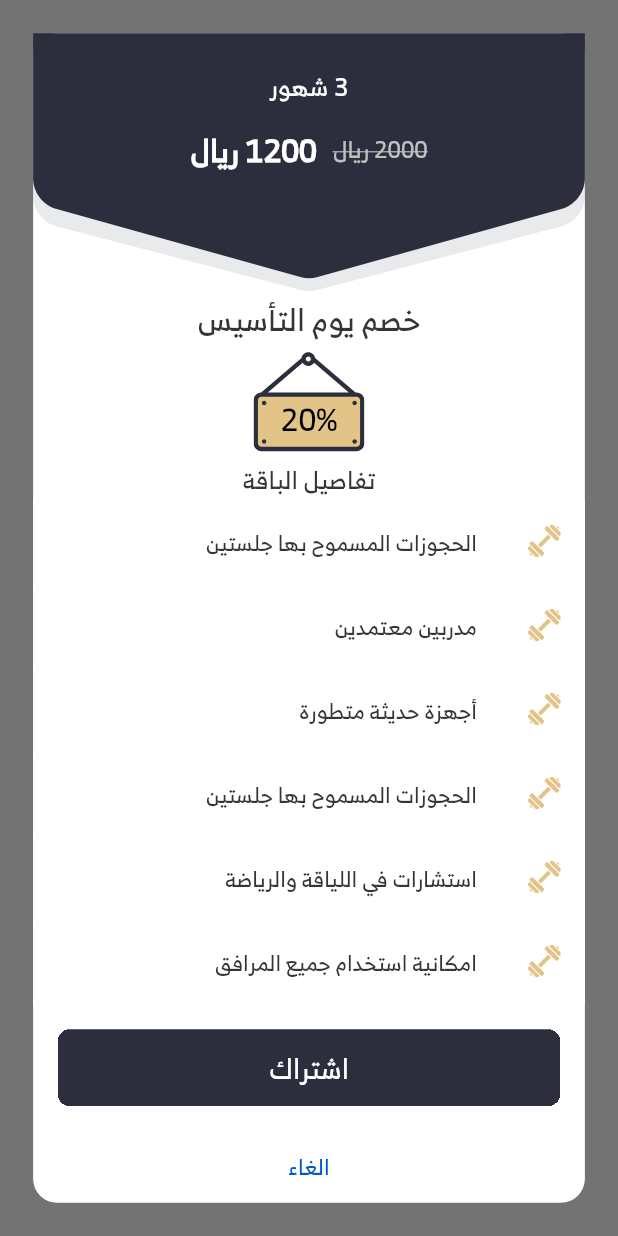
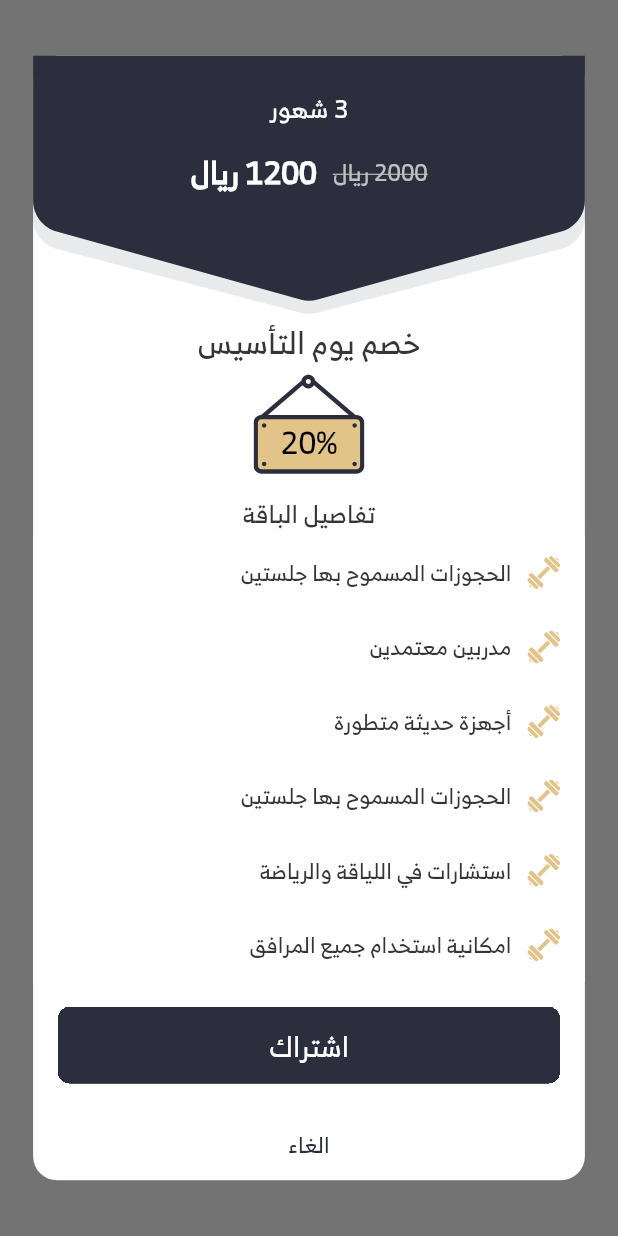
Before and after one commit to HodaTabasi/Naz_gem, a Flutter app: what showDitailsDialog() shows on an empty page, opened directly, on a phone screen of 412 x 824 dp. Run offline on Flutter 3.47's test engine with Material 2 defaults, Android fonts, the phone set to English and light mode, and no system bars; our stand-ins replace carousel_slider, flutter_screenutil, flutter_svg, get, qr_flutter; network calls fail; project files that could hold a hidden picture were left out.

Commit message:
بعض من التعديلات

```diff
--- a/lib/core/widgets/app_button.dart
+++ b/lib/core/widgets/app_button.dart
@@ -18,7 +18,7 @@ class BtnApp extends StatelessWidget {
     return SizedBox(
       width: double.infinity,
       child: Container(
-        margin: EdgeInsets.all(16.0.r),
+        margin: EdgeInsets.symmetric(vertical: 16.0.r),
         height: 50.h,
         child: ClipRRect(
           borderRadius: BorderRadius.circular(8.0.r),
--- a/lib/features/auth/ui/pages/login.dart
+++ b/lib/features/auth/ui/pages/login.dart
@@ -97,6 +97,7 @@ class _LoginScreenState extends State<LoginScreen> {
                       child: AppTextField(
                         textController: _mobileController,
                         hint: '',
+                        textInputType: TextInputType.phone,
                         text: '+966',
                       ),
                     ),
--- a/lib/features/home/ui/widgets/widget_functions.dart
+++ b/lib/features/home/ui/widgets/widget_functions.dart
@@ -129,67 +129,100 @@ void showDitailsDialog(BuildContext context) {
                       ],
                     ),
                   ),
-                  // getSpace(h: 8.h),
+                  getSpace(h: 8.h),
                   getText('تفاصيل الباقة',
-                      size: 16.sp, color: blackTextColor),
-                  Material(
+                      size: 16.sp, color: blackTextColor,align: TextAlign.center),
+                  Container(
                     color: Colors.white,
-                    child: ListTile(
-                      leading: SvgPicture.asset('assets/images/gem1.svg'),
-                      title: getText('الحجوزات المسموح بها جلستين',
+                    padding: EdgeInsets.symmetric(horizontal: 16.r,vertical: 12.r),
+                    child: Row(
+                      children: [
+                         SvgPicture.asset('assets/images/gem1.svg'),
+                         getSpace(w:10.w),
+                         getText('الحجوزات المسموح بها جلستين',
                             size: 14.sp, color: blackTextColor) ,
+                      ],
+
                     ),
                   ),
-                  Material(
+                  Container(
                     color: Colors.white,
-                    child: ListTile(
-                      leading: SvgPicture.asset('assets/images/gem1.svg'),
-                      title: getText('مدربين معتمدين',
+                    padding: EdgeInsets.symmetric(horizontal: 16.r,vertical: 12.r),
+                    child: Row(
+                      children: [
+                        SvgPicture.asset('assets/images/gem1.svg'),
+                        getSpace(w:10.w),
+                        getText('مدربين معتمدين',
                             size: 14.sp, color: blackTextColor) ,
+                      ],
+
                     ),
                   ),
-                  Material(
+                  Container(
                     color: Colors.white,
-                    child: ListTile(
-                      leading: SvgPicture.asset('assets/images/gem1.svg'),
-                      title: getText('أجهزة حديثة متطورة',
+                    padding: EdgeInsets.symmetric(horizontal: 16.r,vertical: 12.r),
+                    child: Row(
+                      children: [
+                       SvgPicture.asset('assets/images/gem1.svg'),
+                        getSpace(w:10.w),
+                       getText('أجهزة حديثة متطورة',
                             size: 14.sp, color: blackTextColor) ,
+                      ],
+
                     ),
                   ),
-                  Material(
+                  Container(
                     color: Colors.white,
-                    child: ListTile(
-                      leading: SvgPicture.asset('assets/images/gem1.svg'),
-                      title: getText('الحجوزات المسموح بها جلستين',
+                    padding: EdgeInsets.symmetric(horizontal: 16.r,vertical: 12.r),
+                    child: Row(
+                      children: [
+                        SvgPicture.asset('assets/images/gem1.svg'),
+                        getSpace(w:10.w),
+                        getText('الحجوزات المسموح بها جلستين',
                             size: 14.sp, color: blackTextColor) ,
+                      ],
+
                     ),
                   ),
-                  Material(
+                  Container(
                     color: Colors.white,
-                    child: ListTile(
-                      leading: SvgPicture.asset('assets/images/gem1.svg'),
-                      title: getText('استشارات في اللياقة والرياضة',
+                    padding: EdgeInsets.symmetric(horizontal: 16.r,vertical: 12.r),
+                    child: Row(
+                      children: [
+                         SvgPicture.asset('assets/images/gem1.svg'),
+                        getSpace(w:10.w),
+                         getText('استشارات في اللياقة والرياضة',
                             size: 14.sp, color: blackTextColor) ,
+                      ],
+
                     ),
                   ),
-                  Material(
+                  Container(
                     color: Colors.white,
-                    child: ListTile(
-                      leading: SvgPicture.asset('assets/images/gem1.svg'),
-                      title: getText('امكانية استخدام جميع المرافق',
+                    padding: EdgeInsets.symmetric(horizontal: 16.r,vertical: 12.r),
+                    child: Row(
+                      children: [
+                        SvgPicture.asset('assets/images/gem1.svg'),
+                        getSpace(w:10.w),
+                        getText('امكانية استخدام جميع المرافق',
                             size: 14.sp, color: blackTextColor) ,
+                      ],
+
                     ),
                   ),
-                  BtnApp(title: 'sub'.tr, prsee: (){
+                  Padding(
+                    padding: EdgeInsets.symmetric(horizontal: 16.0.r),
+                    child: BtnApp(title: 'sub'.tr, prsee: (){
                       Get.to(()=>Subscrbtions());
                     }, color: btnColor,textColor: Colors.white,),
+                  ),
                   // getSpace(h: 8.h),
                   TextButton(
                     onPressed: (){
                       Get.back();
                     },
                     child: getText('cancel'.tr,
-                        size: 14.sp, color:sucndryColor1 ),
+                        size: 14.sp, color:btnColor ),
                   ),
                   // getSpace(h: 8.h),
                 ],
--- a/lib/features/profile/ui/pages/edit_profile.dart
+++ b/lib/features/profile/ui/pages/edit_profile.dart
@@ -91,7 +91,7 @@ class _EditProfileScreenState extends State<EditProfileScreen> {
                     ],
                   ),
                 ),
-                getSpace(w: 50.w),
+                getSpace(w: 23.w),
                 Expanded(
                   child: Column(
                     crossAxisAlignment: CrossAxisAlignment.start,
@@ -155,6 +155,8 @@ class _EditProfileScreenState extends State<EditProfileScreen> {
               child: AppTextField(
                 textController: _emailController,
                 hint: '',
+                hasSufix: true,
+                direction: TextDirection.ltr,
               ),
             ),
             getSpace(h: 16.0.r),
--- a/lib/features/profile/ui/pages/qr_screen.dart
+++ b/lib/features/profile/ui/pages/qr_screen.dart
@@ -50,6 +50,7 @@ class _QRScreenState extends State<QRScreen> {
                 version: QrVersions.auto,
                 size: 250,
                 gapless: false,
+                foregroundColor: btnColor,
               ),
               Spacer(),
               Padding(
```
Also changed, not shown: lib/core/widgets/app_text_field.dart (+11 -5 lines), lib/features/auth/ui/pages/new_user.dart (+31 -1 lines), lib/features/auth/ui/pages/otp_form.dart (+12 -8 lines), lib/features/contact_us/ui/pages/contact_us_page.dart (+15 -6 lines), lib/features/more/ui/widget/itemWidget.dart (+21 -13 lines), lib/features/notifications/ui/pages/notificaion_page.dart (+6 -6 lines), lib/features/profile/ui/pages/profile.dart (+57 -8 lines), lib/main.dart (+11 -7 lines). Lines whose indentation alone changed are shown as unchanged.
